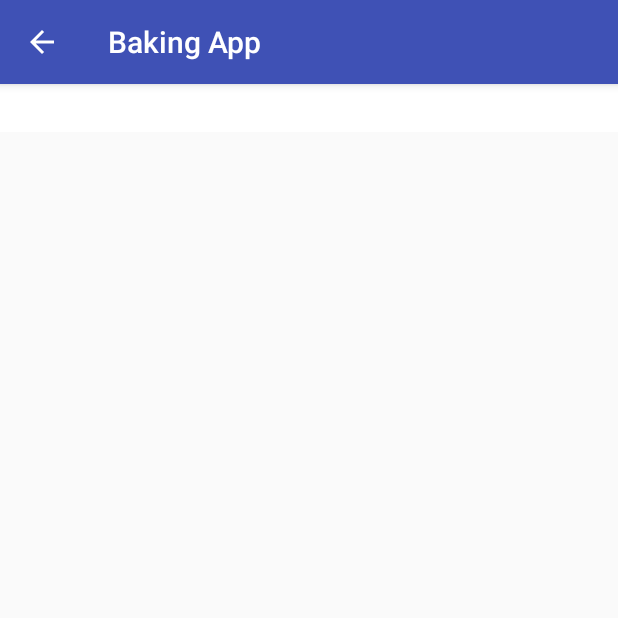
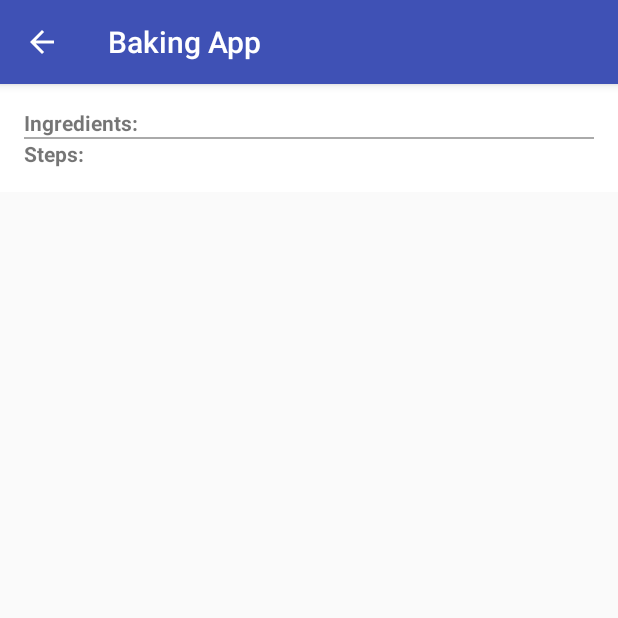
Before and after one commit to liavklt/bakingApp, an Android app: the MasterListActivity screen opened directly, with no data from a screen before it, on a phone screen of 412 x 824 dp, the top half of it. Run offline under Robolectric (Android 15) with nearby library versions, the phone set to English and light mode, and no system bars; our stand-ins replace ButterKnife; 1 statement that could not run was skipped.

Commit message:
Add texts and button for next/previous steps

```diff
--- a/app/src/main/java/com/example/android/bakingapp/MasterListActivity.java
+++ b/app/src/main/java/com/example/android/bakingapp/MasterListActivity.java
@@ -14,7 +14,6 @@ import android.support.v7.app.AppCompatActivity;
 import android.support.v7.widget.LinearLayoutManager;
 import android.support.v7.widget.RecyclerView;
 import android.widget.FrameLayout;
-import android.widget.Toast;
 import butterknife.BindView;
 import butterknife.ButterKnife;
 import com.example.android.bakingapp.data.IngredientsContract.IngredientsEntry;
@@ -102,8 +101,6 @@ public class MasterListActivity extends AppCompatActivity implements
 
 
   public void onTextSelected(int position) {
-    Toast.makeText(this, getString(R.string.positionClicked) + position, Toast.LENGTH_SHORT).show();
-
     stepPosition = position;
     if (mTwoPane) {
       step = recipe.getSteps().get(position);
@@ -123,6 +120,7 @@ public class MasterListActivity extends AppCompatActivity implements
       Bundle bundle = new Bundle();
       bundle.putParcelable("step", recipe.getSteps().get(position));
       bundle.putParcelable("recipeIntent", recipe);
+      bundle.putInt("position", position);
 
       final Intent newIntent = new Intent(this, ViewRecipeActivity.class);
       newIntent.putExtras(bundle);
--- a/app/src/main/java/com/example/android/bakingapp/VideoFragment.java
+++ b/app/src/main/java/com/example/android/bakingapp/VideoFragment.java
@@ -82,6 +82,9 @@ public class VideoFragment extends Fragment {
       params.width = ViewGroup.LayoutParams.MATCH_PARENT;
       params.height = 600;
       mPlayerView.setLayoutParams(params);
+    } else if (newConfig.orientation == Configuration.ORIENTATION_LANDSCAPE && videoUrl
+        .equals("")) {
+      stepTv.setVisibility(View.VISIBLE);
     }
   }
 
--- a/app/src/main/res/layout-sw600dp/activity_select_recipe.xml
+++ b/app/src/main/res/layout-sw600dp/activity_select_recipe.xml
@@ -14,6 +14,13 @@
     android:layout_height="wrap_content"
     android:orientation="vertical">
 
+    <TextView
+      android:id="@+id/text"
+      android:textStyle="bold"
+      android:layout_width="match_parent"
+      android:layout_height="wrap_content"
+      android:ems="10"
+      android:text="@string/ingredients"/>
     <android.support.v7.widget.RecyclerView
       xmlns:android="http://schemas.android.com/apk/res/android"
       android:id="@+id/rv_ingredients"
@@ -22,7 +29,18 @@
       android:layout_weight="7"
       >
     </android.support.v7.widget.RecyclerView>
+    <View
+      android:layout_width="match_parent"
+      android:layout_height="1dp"
+      android:background="@android:color/darker_gray"/>
     <!-- The static MasterListFragment -->
+    <TextView
+      android:id="@+id/text2"
+      android:textStyle="bold"
+      android:layout_width="match_parent"
+      android:layout_height="wrap_content"
+      android:ems="10"
+      android:text="@string/steps"/>
     <fragment
       android:id="@+id/master_list_fragment"
       android:layout_width="match_parent"
@@ -40,7 +58,6 @@
     android:id="@+id/view_recipe_linear_layout"
     android:layout_width="wrap_content"
     android:layout_height="wrap_content"
-    android:layout_gravity="center_vertical"
     android:paddingTop="16dp"
     android:paddingBottom="16dp"
     android:paddingLeft="16dp"
@@ -58,7 +75,25 @@
       android:layout_width="match_parent"
       android:layout_height="180dp"
       android:scaleType="centerInside"/>
+    <LinearLayout
+      android:layout_width="match_parent"
+      android:layout_height="match_parent"
+      android:orientation="horizontal">
+      <Button
+        android:id="@+id/button2"
+        android:layout_width="match_parent"
+        android:layout_height="wrap_content"
+        android:layout_weight="1"
+        android:text="@string/previous"/>
+      <Button
+        android:id="@+id/button"
+        android:layout_width="match_parent"
+        android:layout_height="wrap_content"
+        android:layout_weight="1"
+        android:text="@string/next"/>
 
     </LinearLayout>
 
   </LinearLayout>
+
+</LinearLayout>
--- a/app/src/main/res/layout/activity_select_recipe.xml
+++ b/app/src/main/res/layout/activity_select_recipe.xml
@@ -14,6 +14,14 @@
     android:paddingRight="16dp"
     android:background="@android:color/white"
     android:orientation="vertical">
+    <TextView
+      android:id="@+id/text"
+      android:textStyle="bold"
+      android:layout_width="match_parent"
+      android:layout_height="wrap_content"
+      android:ems="10"
+      android:text="@string/ingredients"/>
+
     <android.support.v7.widget.RecyclerView
       xmlns:android="http://schemas.android.com/apk/res/android"
       android:id="@+id/rv_ingredients"
@@ -21,6 +29,17 @@
       android:layout_height="0dp"
       android:layout_weight="7">
     </android.support.v7.widget.RecyclerView>
+    <View
+      android:layout_width="match_parent"
+      android:layout_height="1dp"
+      android:background="@android:color/darker_gray"/>
+    <TextView
+      android:id="@+id/text2"
+      android:textStyle="bold"
+      android:layout_width="match_parent"
+      android:layout_height="wrap_content"
+      android:ems="10"
+      android:text="@string/steps"/>
     <fragment
       xmlns:android="http://schemas.android.com/apk/res/android"
       android:id="@+id/fragment_master_list"
--- a/app/src/main/res/values/strings.xml
+++ b/app/src/main/res/values/strings.xml
@@ -2,5 +2,8 @@
   <string name="app_name">Baking App</string>
   <string name="recipe">RECIPE</string>
   <string name="connectionError">No connection. Try again later.</string>
-  <string name="positionClicked">Position clicked = </string>
+  <string name="ingredients">Ingredients: </string>
+  <string name="steps">Steps: </string>
+  <string name="next">Next</string>
+  <string name="previous">Previous</string>
 </resources>
```
Also changed, not shown: app/src/main/java/com/example/android/bakingapp/ViewRecipeActivity.java (+37 -1 lines), app/src/main/res/layout/activity_view_recipe.xml (+23 -5 lines). Lines whose indentation alone changed are shown as unchanged.
